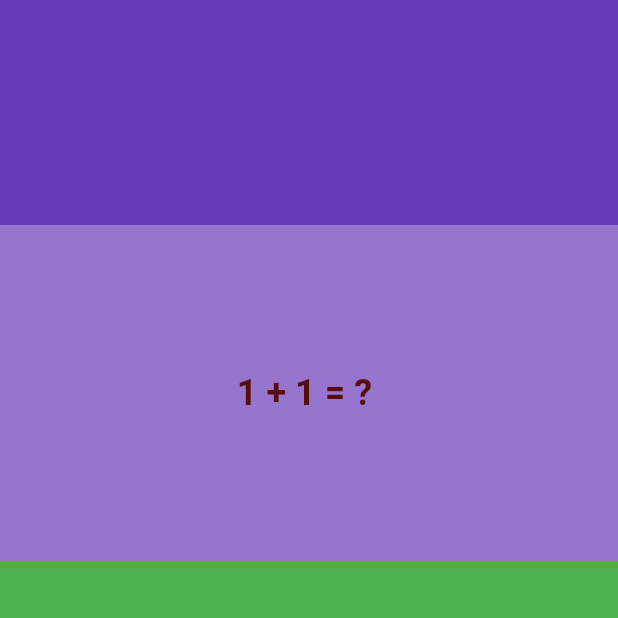
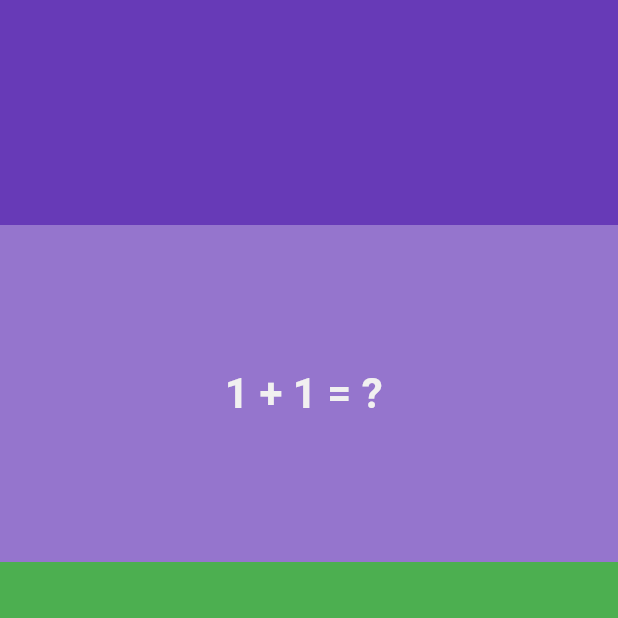
Before and after one commit to Sanchitpoudel/MathGame, a Flutter app: the screen it shows after launch, on a phone screen of 412 x 824 dp, the top half of it. Run offline on Flutter 3.47's test engine with Material 2 defaults, Android fonts, the phone set to English and light mode, and no system bars.

Commit message:
changed color

```diff
--- a/lib/const.dart
+++ b/lib/const.dart
@@ -1,4 +1,4 @@
 import 'package:flutter/material.dart';
 
 var whiteTextStyle = const TextStyle(
-    fontWeight: FontWeight.bold, fontSize: 24, color: Color.fromARGB(255, 88, 13, 13));
+    fontWeight: FontWeight.bold, fontSize: 28, color: Color.fromARGB(255, 241, 240, 240));
```
